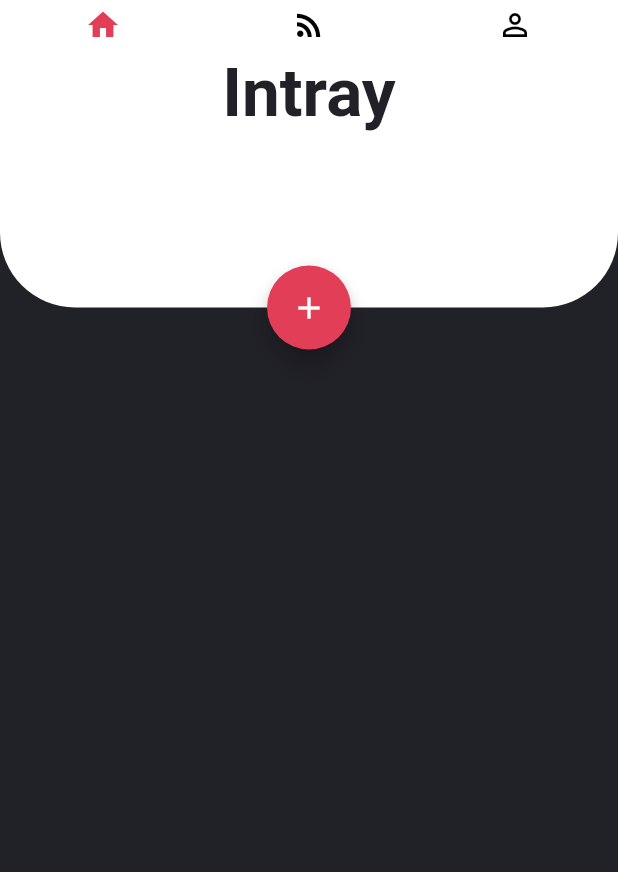
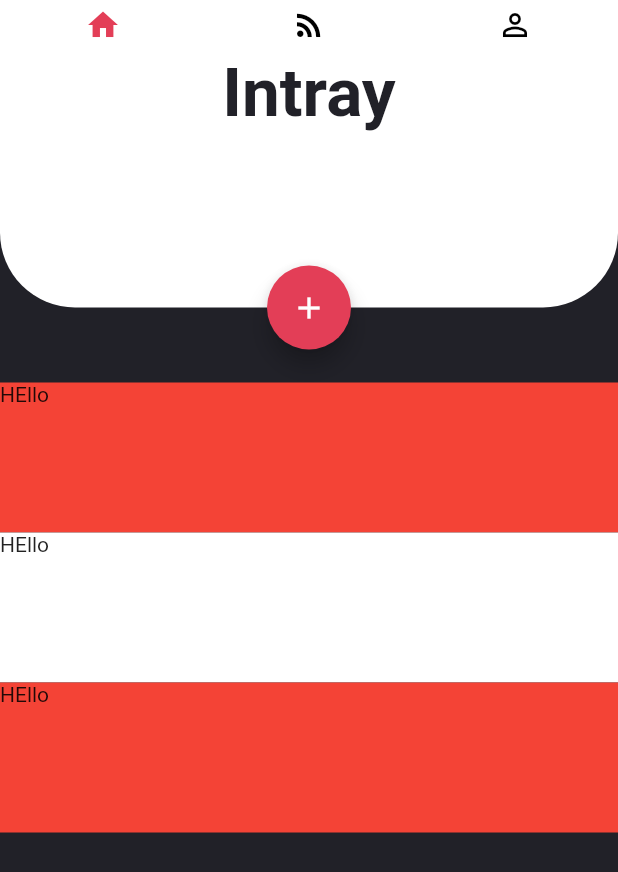
Before and after one commit to fkursun/todoApp, a Flutter app: the screen it shows after launch, on a phone screen of 412 x 824 dp. Shown: the top 872 px of the screen. Run offline on Flutter 3.47's test engine with Material 2 defaults, Android fonts, the phone set to English and light mode, and no system bars; Roboto replaces fonts that are missing (Avenir).

```diff
--- a/lib/containers/salver.dart
+++ b/lib/containers/salver.dart
@@ -1,16 +1,47 @@
 import 'package:flutter/material.dart';
+import 'package:todo_app/components/salver.dart';
 import 'package:todo_app/models/global.dart';
+import 'package:todo_app/navbar.dart';
 
-class Salver extends StatefulWidget {
+class SalverContainer extends StatefulWidget {
   @override
-  _SalverState createState() => _SalverState();
+  _SalverContainerState createState() => _SalverContainerState();
 }
 
-class _SalverState extends State<Salver> {
+class _SalverContainerState extends State<SalverContainer> {
   @override
   Widget build(BuildContext context) {
     return Container(
-      color: darkGrey,
-    );
+        child: Column(
+      children: <Widget>[
+        Salver(),
+        Container(
+          height: 300,
+          child: ListView(
+            children: getList(),
+          ),
+        )
+      ],
+    ));
+  }
+
+  List<Widget> getList() {
+    return [
+      Container(
+        color: Colors.red,
+        height: 100,
+        child: Text("HEllo"),
+      ),
+      Container(
+        color: Colors.white,
+        height: 100,
+        child: Text("HEllo"),
+      ),
+      Container(
+        color: Colors.red,
+        height: 100,
+        child: Text("HEllo"),
+      )
+    ];
   }
 }
--- a/lib/main.dart
+++ b/lib/main.dart
@@ -1,7 +1,7 @@
 import 'package:flutter/material.dart';
+import 'package:todo_app/containers/salver.dart';
 import 'package:todo_app/models/global.dart';
 import "./navbar.dart";
-import "./components/salver.dart";
 
 void main() => runApp(MyApp());
 
@@ -41,7 +41,7 @@ class _MyHomePageState extends State<MyHomePage> {
                   new Container(
                       color: darkGrey,
                       child: Column(
-                        children: <Widget>[Salver()],
+                        children: <Widget>[SalverContainer()],
                       )),
                   new Container(
                     color: darkGrey,
```
